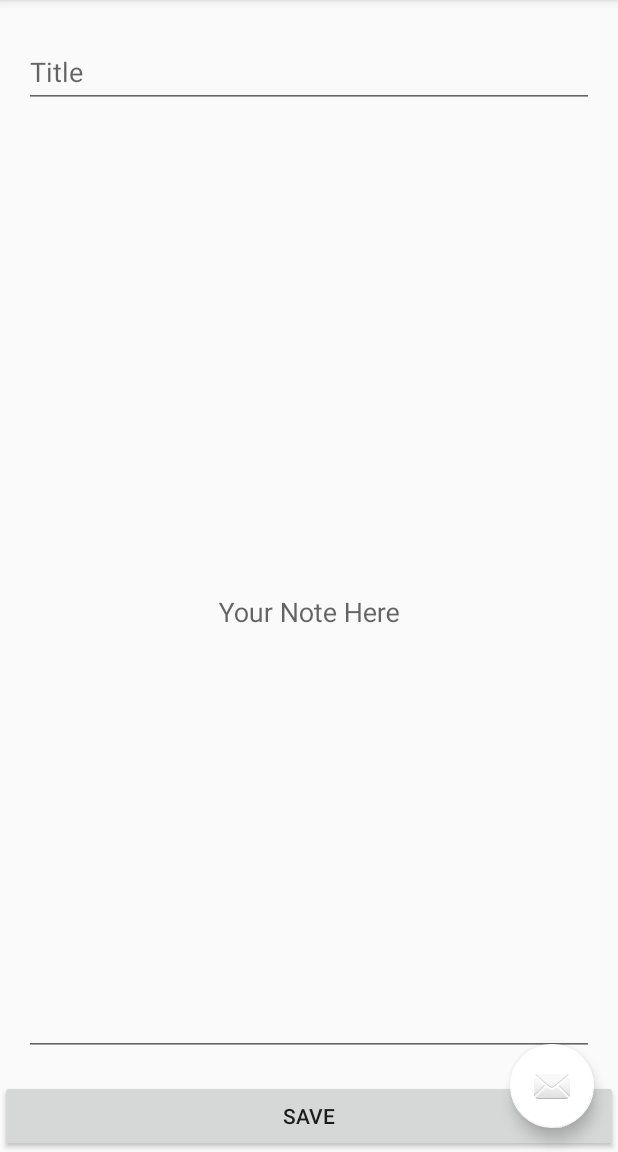
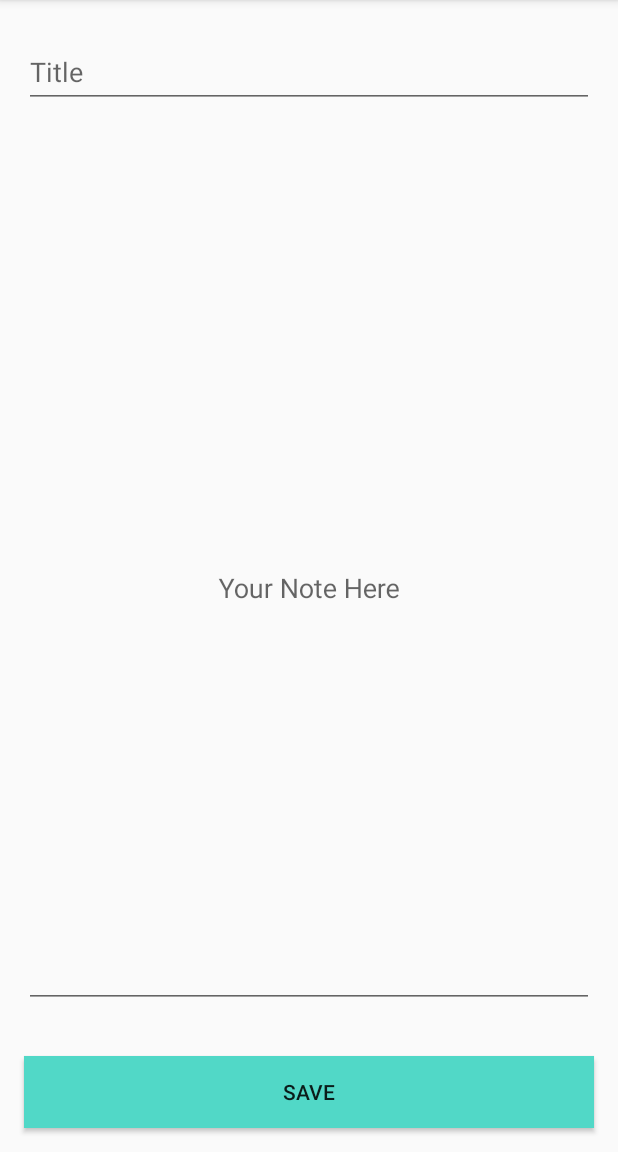
Before and after one commit to samagra14/Notepad, an Android app: the MainActivity screen opened directly, with no data from a screen before it, after a tap on an icon or button, on a phone screen of 412 x 824 dp, the part 84-1236 px from its top. Run offline under Robolectric (Android 15) with nearby library versions, the phone set to English and light mode, and no system bars; 1 statement that could not run was skipped.

Commit message:
Finishing the project

```diff
--- a/app/src/main/AndroidManifest.xml
+++ b/app/src/main/AndroidManifest.xml
@@ -4,7 +4,7 @@
 
     <application
         android:allowBackup="true"
-        android:icon="@mipmap/ic_launcher"
+        android:icon="@drawable/icon"
         android:label="@string/app_name"
         android:roundIcon="@mipmap/ic_launcher_round"
         android:supportsRtl="true"
--- a/app/src/main/java/com/example/samagra/notepad/LoginActivity.java
+++ b/app/src/main/java/com/example/samagra/notepad/LoginActivity.java
@@ -10,7 +10,6 @@ import android.support.v7.app.AppCompatActivity;
 import android.support.v7.widget.AppCompatButton;
 import android.support.v7.widget.AppCompatTextView;
 import android.view.View;
-import android.widget.Toast;
 
 public class LoginActivity extends AppCompatActivity implements View.OnClickListener{
 
@@ -121,7 +120,6 @@ public class LoginActivity extends AppCompatActivity implements View.OnClickList
 
             sessionManager.createLoginSession(textInputEditTextUserName.getText().toString().trim());
             emptyInputEditText();
-            Toast.makeText(this, "UserName "+ sessionManager.getUserDetails(), Toast.LENGTH_SHORT).show();
             startActivity(accountsIntent);
 
 
--- a/app/src/main/java/com/example/samagra/notepad/MainActivity.java
+++ b/app/src/main/java/com/example/samagra/notepad/MainActivity.java
@@ -12,6 +12,20 @@ import android.view.View;
 public class MainActivity extends AppCompatActivity {
     private SessionManager session;
     String userName;
+    FloatingActionButton fab;
+
+
+    @Override
+    public void onBackPressed() {
+        NotesListFragment notesListFragment = new NotesListFragment();
+        final FragmentManager fragmentManager = getSupportFragmentManager();
+        notesListFragment.setUser(userName);
+        fragmentManager.beginTransaction()
+                .replace(R.id.fragment_container,notesListFragment)
+                .commit();
+        fab.setVisibility(View.VISIBLE);
+    }
+
 
 
     @Override
@@ -26,7 +40,7 @@ public class MainActivity extends AppCompatActivity {
         NotesListFragment notesListFragment = new NotesListFragment();
          final NotesContentFragment notesContentFragment = new NotesContentFragment();
          final FragmentManager fragmentManager = getSupportFragmentManager();
-        FloatingActionButton fab = (FloatingActionButton) findViewById(R.id.fab);
+        fab = (FloatingActionButton) findViewById(R.id.fab);
 
         /**
          * Call this function whenever you want to check user login
@@ -57,6 +71,8 @@ public class MainActivity extends AppCompatActivity {
                 fragmentManager.beginTransaction()
                         .replace(R.id.fragment_container,notesContentFragment)
                         .commit();
+
+                fab.setVisibility(View.GONE);
             }
         });
     }
--- a/app/src/main/java/com/example/samagra/notepad/NotesContentFragment.java
+++ b/app/src/main/java/com/example/samagra/notepad/NotesContentFragment.java
@@ -37,6 +37,7 @@ public class NotesContentFragment extends Fragment {
     @Override
     public View onCreateView(LayoutInflater inflater, @Nullable final ViewGroup container, @Nullable Bundle savedInstanceState) {
         View view = inflater.inflate(R.layout.fragment_notes_content,container,false);
+        getActivity().findViewById(R.id.fab).setVisibility(View.GONE);
         titleEditText =(EditText) view.findViewById(R.id.et_notes_title);
         contentEditText = (EditText) view.findViewById(R.id.et_notes_content);
         titleEditText.setText(title);
@@ -56,6 +57,7 @@ public class NotesContentFragment extends Fragment {
                 else
                     updateNote();
                 fragmentManager.beginTransaction().replace(container.getId(),notesListFragment).commit();
+                getActivity().findViewById(R.id.fab).setVisibility(View.VISIBLE);
             }
         });
 
--- a/app/src/main/java/com/example/samagra/notepad/NotesListFragment.java
+++ b/app/src/main/java/com/example/samagra/notepad/NotesListFragment.java
@@ -6,13 +6,13 @@ import android.os.Bundle;
 import android.support.annotation.Nullable;
 import android.support.v4.app.Fragment;
 import android.support.v4.app.FragmentManager;
-import android.support.v7.widget.LinearLayoutManager;
+import android.support.v7.widget.GridLayoutManager;
 import android.support.v7.widget.RecyclerView;
 import android.support.v7.widget.helper.ItemTouchHelper;
 import android.view.LayoutInflater;
 import android.view.View;
 import android.view.ViewGroup;
-import android.widget.Toast;
+import android.widget.TextView;
 
 /**
  * Created by samagra on 15/6/17.
@@ -22,6 +22,7 @@ public class NotesListFragment extends Fragment implements NotesListAdapter.List
     private RecyclerView mRecyclerView;
     private NotesListAdapter mAdapter;
     SessionManager session;
+    private TextView textView;
 
     private String user;
 
@@ -47,14 +48,22 @@ public class NotesListFragment extends Fragment implements NotesListAdapter.List
         mDb = dbHelper.getWritableDatabase();
         user = session.getUserDetails();
         Cursor cursor = getNotes();
+        textView = view.findViewById(R.id.tv_empty_view);
 
         mAdapter = new NotesListAdapter(cursor,this);
-        LinearLayoutManager layoutManager = new LinearLayoutManager(container.getContext());
+        if (mAdapter.getItemCount()==0) {
+            textView.setVisibility(View.VISIBLE);
+        }
+        else
+            textView.setVisibility(View.GONE);
+
+        GridLayoutManager layoutManager = new GridLayoutManager(container.getContext(),2);
         mRecyclerView.setLayoutManager(layoutManager);
         mRecyclerView.setHasFixedSize(true);
         mRecyclerView.setAdapter(mAdapter);
 
-        new ItemTouchHelper(new ItemTouchHelper.SimpleCallback(0,ItemTouchHelper.LEFT|ItemTouchHelper.RIGHT) {
+        new ItemTouchHelper(new ItemTouchHelper.SimpleCallback(0,ItemTouchHelper.LEFT|ItemTouchHelper.RIGHT|ItemTouchHelper.UP|ItemTouchHelper.DOWN) {
+
             @Override
             public boolean onMove(RecyclerView recyclerView, RecyclerView.ViewHolder viewHolder, RecyclerView.ViewHolder target) {
                 return false;
@@ -65,6 +74,10 @@ public class NotesListFragment extends Fragment implements NotesListAdapter.List
                 long id = (long) viewHolder.itemView.getTag();
                 removeNote(id);
                 mAdapter.swapCursor(getNotes());
+                if (mAdapter.getItemCount()==0)
+                    textView.setVisibility(View.VISIBLE);
+                else
+                    textView.setVisibility(View.GONE);
 
 
             }
@@ -107,7 +120,8 @@ public class NotesListFragment extends Fragment implements NotesListAdapter.List
 
     @Override
     public void onListItemClick(int clickedItemIndex, long id) {
-        Toast.makeText(getActivity(), "ID of the database " + id , Toast.LENGTH_SHORT).show();
+
+
         Cursor tempCursor = mDb.query(NoteListContract.NoteListEntry.TABLE_NAME,null,
                 NoteListContract.NoteListEntry._ID+" = "+id,
                 null,
@@ -124,5 +138,6 @@ public class NotesListFragment extends Fragment implements NotesListAdapter.List
         FragmentManager tempManager = getActivity().getSupportFragmentManager();
         tempManager.beginTransaction().replace(R.id.fragment_container,fragment).commit();
 
+
     }
 }
--- a/app/src/main/res/layout/activity_login.xml
+++ b/app/src/main/res/layout/activity_login.xml
@@ -17,10 +17,10 @@
 
         <android.support.v7.widget.AppCompatImageView
             android:layout_width="wrap_content"
-            android:layout_height="wrap_content"
+            android:layout_height="88dp"
             android:layout_gravity="center_horizontal"
             android:layout_marginTop="40dp"
-            android:src="@android:drawable/ic_dialog_email" />
+            android:src="@drawable/logo" />
 
         <android.support.design.widget.TextInputLayout
             android:id="@+id/textInputLayoutEmail"
@@ -32,7 +32,7 @@
                 android:id="@+id/textInputEditTextUserName"
                 android:layout_width="match_parent"
                 android:layout_height="wrap_content"
-                android:hint="@string/hint_email"
+                android:hint="Username"
                 android:inputType="text"
                 android:maxLines="1"
                 android:textColor="@android:color/white" />
--- a/app/src/main/res/layout/activity_main.xml
+++ b/app/src/main/res/layout/activity_main.xml
@@ -28,6 +28,6 @@
         android:layout_height="wrap_content"
         android:layout_gravity="bottom|end"
         android:layout_margin="@dimen/fab_margin"
-        app:srcCompat="@android:drawable/ic_dialog_email" />
+        app:srcCompat="@android:drawable/ic_menu_save" />
 
 </android.support.design.widget.CoordinatorLayout>
--- a/app/src/main/res/layout/activity_register.xml
+++ b/app/src/main/res/layout/activity_register.xml
@@ -17,10 +17,10 @@
 
         <android.support.v7.widget.AppCompatImageView
             android:layout_width="wrap_content"
-            android:layout_height="wrap_content"
+            android:layout_height="88dp"
             android:layout_gravity="center_horizontal"
             android:layout_marginTop="40dp"
-            android:src="@android:drawable/ic_dialog_email" />
+            android:src="@drawable/logo" />
 
         <android.support.design.widget.TextInputLayout
             android:id="@+id/textInputLayoutName"
--- a/app/src/main/res/layout/fragment_notes_content.xml
+++ b/app/src/main/res/layout/fragment_notes_content.xml
@@ -11,7 +11,8 @@
             android:layout_width="match_parent"
             android:layout_height="match_parent"
             android:hint="Title"
-            android:id="@+id/et_notes_title"/>
+            android:id="@+id/et_notes_title"
+            android:maxLines="1"/>
     </android.support.design.widget.TextInputLayout>
     <android.support.design.widget.TextInputLayout
         android:layout_width="match_parent"
@@ -29,6 +30,8 @@
         android:id="@+id/save_btn"
         android:layout_width="match_parent"
         android:layout_height="wrap_content"
-        android:text="Save"/>
+        android:text="Save"
+        android:layout_margin="16dp"
+        android:background="@color/colorAccent"/>
 
 </LinearLayout>
--- a/app/src/main/res/values/colors.xml
+++ b/app/src/main/res/values/colors.xml
@@ -2,7 +2,7 @@
 <resources>
     <color name="colorPrimary">#51d8c7</color>
     <color name="colorPrimaryDark">#51d8c7</color>
-    <color name="colorAccent">#FFFFFF</color>
+    <color name="colorAccent">#51d8c7</color>
     <color name="colorBackground">#413e4f</color>
     <color name="colorText">#FFFFFF</color>
     <color name="colorTextHint">#51d8c7</color>
```
Also changed, not shown: app/src/main/res/layout/fragment_notes_list.xml (+10 -8 lines), app/src/main/res/layout/notes_list_item.xml (+18 -4 lines), app/src/main/res/drawable/icon.png (added), app/src/main/res/drawable/logo.jpg (added).
